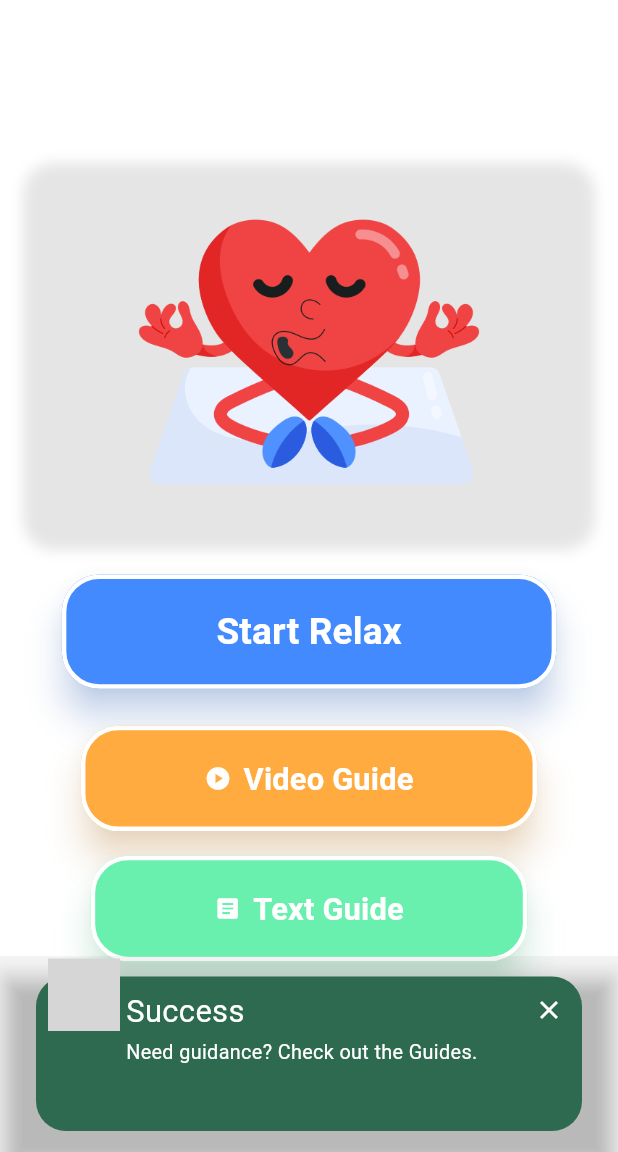
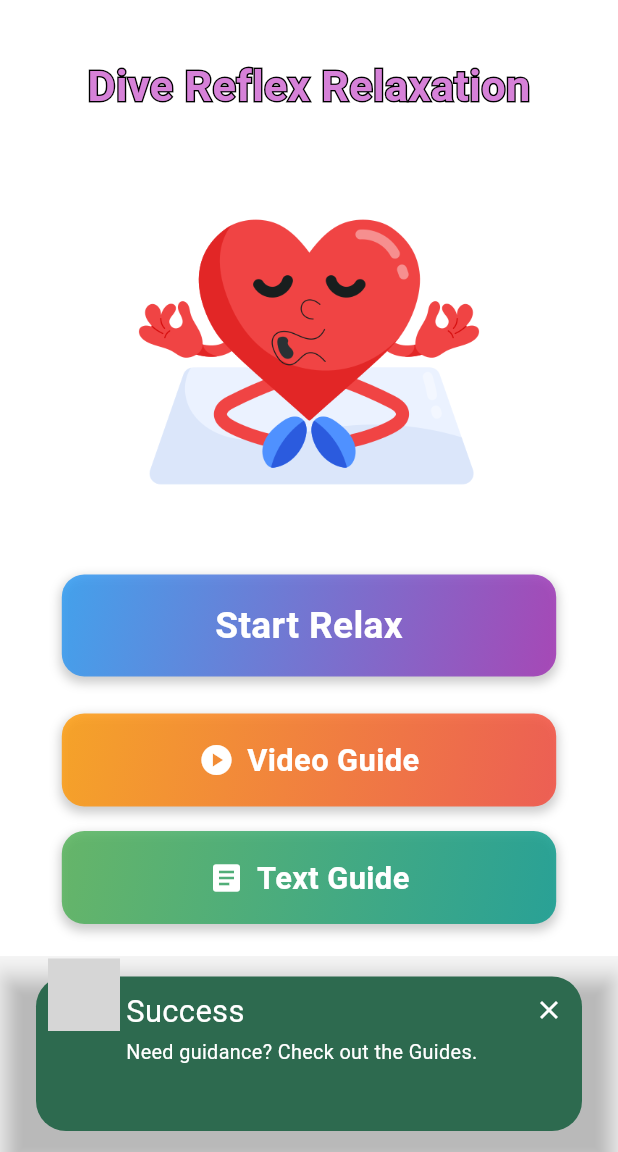
Before and after one commit to riyajidevindu/BeMA_App_V2, a Flutter app: the DiveReflexScreen screen opened by its route, on a phone screen of 412 x 824 dp, the part 84-1236 px from its top. Run offline on Flutter 3.47's test engine with Material 3 defaults, Android fonts, the light colour scheme and no system bars; drawn by our look-alikes of awesome_snackbar_content; our stand-ins replace animated_background, animated_text_kit, cloud_firestore, connectivity_plus, custom_navigation_bar, firebase_auth and 6 more; missing offline and left inert: model_viewer_plus, record; accounts and stored records are empty; statements that could not run were skipped; grey boxes are pictures that could not be loaded.

Commit message:
refactor DiveReflexScreen to use gradient buttons and stroked text for improved UI

```diff
--- a/bema_application/lib/features/dive_reflex/screens/dive_reflex_screen.dart
+++ b/bema_application/lib/features/dive_reflex/screens/dive_reflex_screen.dart
@@ -39,14 +39,9 @@ class DiveReflexScreen extends StatelessWidget {
             // Title Section
             Padding(
               padding: EdgeInsets.all(screenWidth * 0.04),
-              child: Text(
+              child: _buildStrokedText(
                 "Dive Reflex Relaxation",
-                style: TextStyle(
-                  fontSize: screenWidth * 0.07,
-                  fontWeight: FontWeight.bold,
-                  color: Colors.white,
-                ),
-                textAlign: TextAlign.center,
+                screenWidth * 0.07,
               ),
             ),
             SizedBox(height: screenHeight * 0.02),
@@ -56,14 +51,6 @@ class DiveReflexScreen extends StatelessWidget {
               height: screenHeight * 0.3,
               decoration: BoxDecoration(
                 borderRadius: BorderRadius.circular(screenWidth * 0.05),
-                boxShadow: [
-                  BoxShadow(
-                    color: Colors.black.withOpacity(0.1),
-                    spreadRadius: 5,
-                    blurRadius: 7,
-                    offset: const Offset(0, 3),
-                  ),
-                ],
                 image: const DecorationImage(
                   image: AssetImage("assets/meditation.png"),
                   fit: BoxFit.contain,
@@ -78,8 +65,10 @@ class DiveReflexScreen extends StatelessWidget {
               child: Column(
                 children: [
                   // Start Relax Button
-                  ElevatedButton(
-                    onPressed: () {
+                  _buildGradientButton(
+                    context,
+                    "Start Relax",
+                    () {
                       Navigator.push(
                         context,
                         MaterialPageRoute(
@@ -87,36 +76,16 @@ class DiveReflexScreen extends StatelessWidget {
                         ),
                       );
                     },
-                    style: ElevatedButton.styleFrom(
-                      backgroundColor: Colors.blueAccent,
-                      padding: EdgeInsets.symmetric(
-                        horizontal: screenWidth * 0.25,
-                        vertical: screenHeight * 0.025,
-                      ),
-                      shape: RoundedRectangleBorder(
-                        borderRadius: BorderRadius.circular(25),
-                        side: const BorderSide(
-                          color: Colors.white,
-                          width: 3,
-                        ),
-                      ),
-                      elevation: 10,
-                      shadowColor: Colors.blueAccent.withOpacity(0.5),
-                    ),
-                    child: Text(
-                      "Start Relax",
-                      style: TextStyle(
-                        fontSize: screenWidth * 0.06,
-                        color: Colors.white,
-                        fontWeight: FontWeight.bold,
-                      ),
-                    ),
+                    [Colors.blue.withOpacity(0.8), Colors.purple.withOpacity(0.8)],
+                    screenWidth * 0.06,
                   ),
                   SizedBox(height: screenHeight * 0.03),
 
                   // Video Guide Button
-                  ElevatedButton.icon(
-                    onPressed: () {
+                  _buildGradientButton(
+                    context,
+                    "Video Guide",
+                    () {
                       Navigator.push(
                         context,
                         MaterialPageRoute(
@@ -124,37 +93,17 @@ class DiveReflexScreen extends StatelessWidget {
                         ),
                       );
                     },
-                    icon: const Icon(Icons.play_circle, color: Colors.white),
-                    style: ElevatedButton.styleFrom(
-                      backgroundColor: Colors.orangeAccent,
-                      padding: EdgeInsets.symmetric(
-                        horizontal: screenWidth * 0.2,
-                        vertical: screenHeight * 0.025,
-                      ),
-                      shape: RoundedRectangleBorder(
-                        borderRadius: BorderRadius.circular(25),
-                        side: const BorderSide(
-                          color: Colors.white,
-                          width: 3,
-                        ),
-                      ),
-                      elevation: 10,
-                      shadowColor: Colors.orangeAccent.withOpacity(0.5),
-                    ),
-                    label: Text(
-                      "Video Guide",
-                      style: TextStyle(
-                        fontSize: screenWidth * 0.05,
-                        color: Colors.white,
-                        fontWeight: FontWeight.bold,
-                      ),
-                    ),
+                    [Colors.orange.withOpacity(0.8), Colors.red.withOpacity(0.8)],
+                    screenWidth * 0.05,
+                    icon: Icons.play_circle,
                   ),
                   SizedBox(height: screenHeight * 0.02),
 
                   // Text Guide Button
-                  ElevatedButton.icon(
-                    onPressed: () {
+                  _buildGradientButton(
+                    context,
+                    "Text Guide",
+                    () {
                       Navigator.push(
                         context,
                         MaterialPageRoute(
@@ -162,31 +111,9 @@ class DiveReflexScreen extends StatelessWidget {
                         ),
                       );
                     },
-                    icon: const Icon(Icons.article, color: Colors.white),
-                    style: ElevatedButton.styleFrom(
-                      backgroundColor: Colors.greenAccent,
-                      padding: EdgeInsets.symmetric(
-                        horizontal: screenWidth * 0.2,
-                        vertical: screenHeight * 0.025,
-                      ),
-                      shape: RoundedRectangleBorder(
-                        borderRadius: BorderRadius.circular(25),
-                        side: const BorderSide(
-                          color: Colors.white,
-                          width: 3,
-                        ),
-                      ),
-                      elevation: 10,
-                      shadowColor: Colors.greenAccent.withOpacity(0.5),
-                    ),
-                    label: Text(
-                      "Text Guide",
-                      style: TextStyle(
-                        fontSize: screenWidth * 0.05,
-                        color: Colors.white,
-                        fontWeight: FontWeight.bold,
-                      ),
-                    ),
+                    [Colors.green.withOpacity(0.8), Colors.teal.withOpacity(0.8)],
+                    screenWidth * 0.05,
+                    icon: Icons.article,
                   ),
                 ],
               ),
@@ -196,4 +123,83 @@ class DiveReflexScreen extends StatelessWidget {
       ),
     );
   }
+
+  Widget _buildStrokedText(String text, double fontSize) {
+    return Stack(
+      children: <Widget>[
+        Text(
+          text,
+          textAlign: TextAlign.center,
+          style: TextStyle(
+            fontSize: fontSize,
+            fontWeight: FontWeight.bold,
+            foreground: Paint()
+              ..style = PaintingStyle.stroke
+              ..strokeWidth = 2
+              ..color = Colors.black,
+          ),
+        ),
+        Text(
+          text,
+          textAlign: TextAlign.center,
+          style: TextStyle(
+            fontSize: fontSize,
+            fontWeight: FontWeight.bold,
+            color: const Color.fromARGB(255, 214, 129, 216),
+          ),
+        ),
+      ],
+    );
+  }
+
+  Widget _buildGradientButton(BuildContext context, String text,
+      VoidCallback onPressed, List<Color> colors, double fontSize,
+      {IconData? icon}) {
+    final screenWidth = MediaQuery.of(context).size.width;
+    final screenHeight = MediaQuery.of(context).size.height;
+
+    return GestureDetector(
+      onTap: onPressed,
+      child: Container(
+        width: double.infinity,
+        padding: EdgeInsets.symmetric(
+          vertical: screenHeight * 0.02,
+        ),
+        decoration: BoxDecoration(
+          gradient: LinearGradient(
+            colors: colors,
+            begin: Alignment.topLeft,
+            end: Alignment.bottomRight,
+          ),
+          borderRadius: BorderRadius.circular(15),
+          boxShadow: [
+            BoxShadow(
+              color: Colors.black.withOpacity(0.2),
+              spreadRadius: 1,
+              blurRadius: 5,
+              offset: const Offset(0, 3),
+            ),
+          ],
+        ),
+        child: Row(
+          mainAxisAlignment: MainAxisAlignment.center,
+          children: [
+            if (icon != null) ...[
+              Icon(icon, color: Colors.white),
+              SizedBox(width: screenWidth * 0.02),
+            ],
+            Text(
+              text,
+              textAlign: TextAlign.center,
+              style: TextStyle(
+                color: Colors.white,
+                fontSize: fontSize,
+                fontWeight: FontWeight.bold,
+              ),
+            ),
+          ],
+        ),
+      ),
+    );
+  }
 }
```
